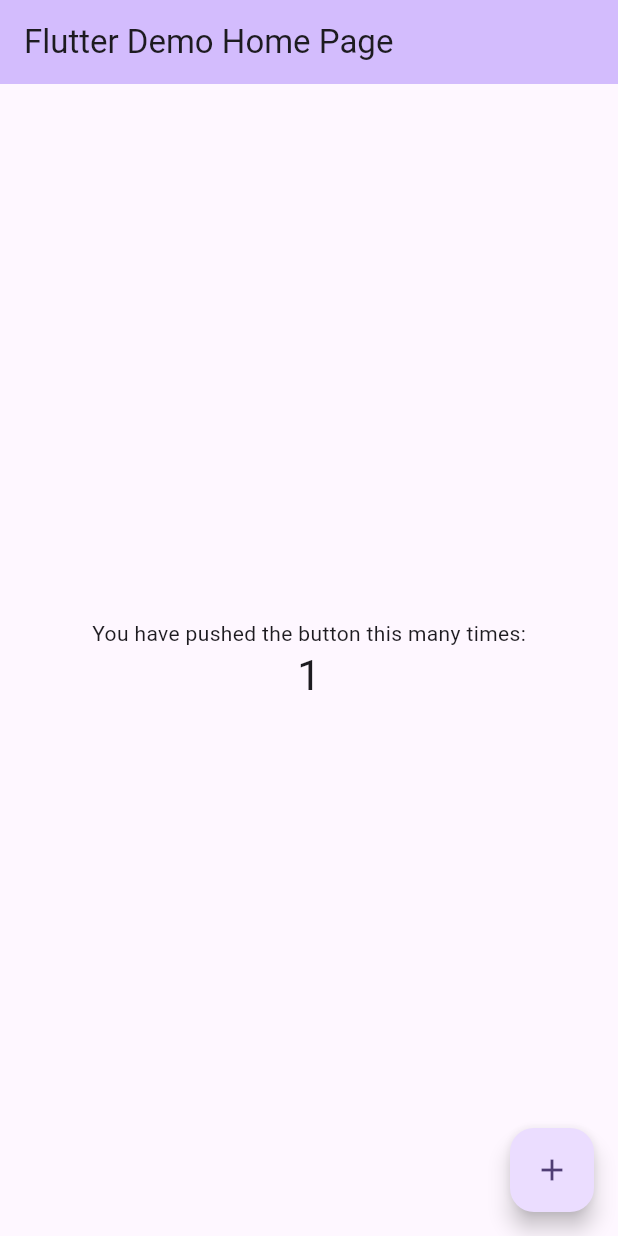
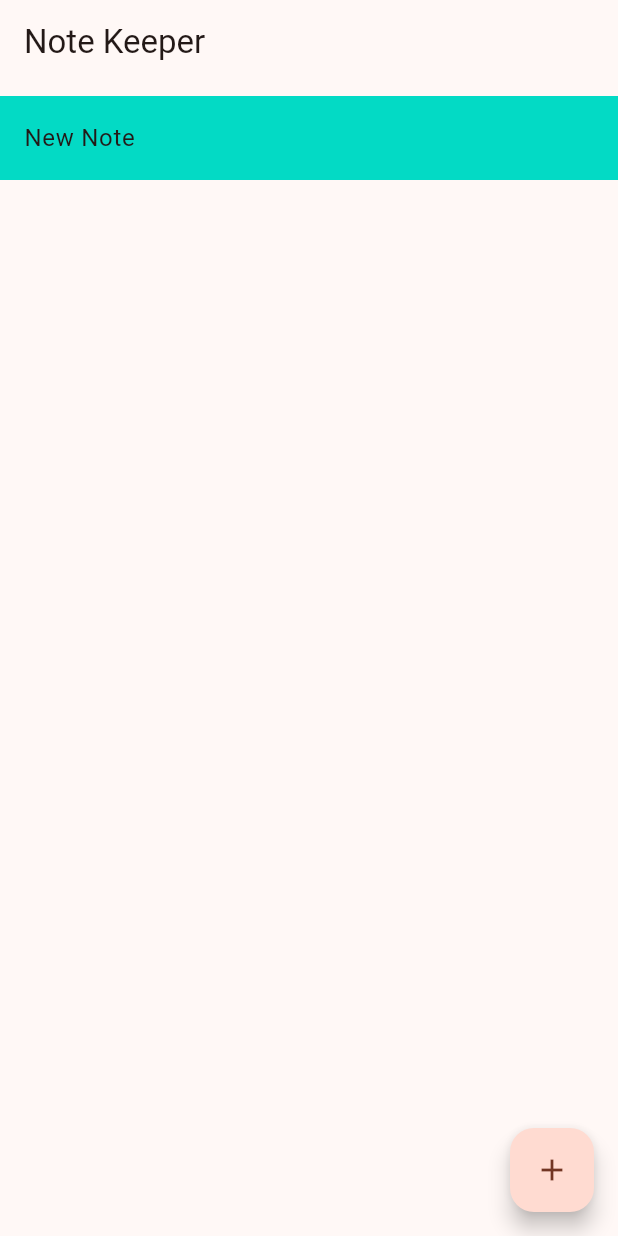
Before and after one commit to diggers-lab/flutter_interview_test, a Flutter app: the screen it shows after launch, after a tap on the "add" icon, on a phone screen of 412 x 824 dp. Run offline on Flutter 3.47's test engine with Material 2 defaults, Android fonts, the phone set to English and light mode, and no system bars.

Commit message:
Created interview app

```diff
--- a/lib/main.dart
+++ b/lib/main.dart
@@ -1,125 +1,6 @@
 import 'package:flutter/material.dart';
+import 'package:flutter_interview_test/presentation/my_app.dart';
 
 void main() {
   runApp(const MyApp());
 }
-
-class MyApp extends StatelessWidget {
-  const MyApp({super.key});
-
-  // This widget is the root of your application.
-  @override
-  Widget build(BuildContext context) {
-    return MaterialApp(
-      title: 'Flutter Demo',
-      theme: ThemeData(
-        // This is the theme of your application.
-        //
-        // TRY THIS: Try running your application with "flutter run". You'll see
-        // the application has a blue toolbar. Then, without quitting the app,
-        // try changing the seedColor in the colorScheme below to Colors.green
-        // and then invoke "hot reload" (save your changes or press the "hot
-        // reload" button in a Flutter-supported IDE, or press "r" if you used
-        // the command line to start the app).
-        //
-        // Notice that the counter didn't reset back to zero; the application
-        // state is not lost during the reload. To reset the state, use hot
-        // restart instead.
-        //
-        // This works for code too, not just values: Most code changes can be
-        // tested with just a hot reload.
-        colorScheme: ColorScheme.fromSeed(seedColor: Colors.deepPurple),
-        useMaterial3: true,
-      ),
-      home: const MyHomePage(title: 'Flutter Demo Home Page'),
-    );
-  }
-}
-
-class MyHomePage extends StatefulWidget {
-  const MyHomePage({super.key, required this.title});
-
-  // This widget is the home page of your application. It is stateful, meaning
-  // that it has a State object (defined below) that contains fields that affect
-  // how it looks.
-
-  // This class is the configuration for the state. It holds the values (in this
-  // case the title) provided by the parent (in this case the App widget) and
-  // used by the build method of the State. Fields in a Widget subclass are
-  // always marked "final".
-
-  final String title;
-
-  @override
-  State<MyHomePage> createState() => _MyHomePageState();
-}
-
-class _MyHomePageState extends State<MyHomePage> {
-  int _counter = 0;
-
-  void _incrementCounter() {
-    setState(() {
-      // This call to setState tells the Flutter framework that something has
-      // changed in this State, which causes it to rerun the build method below
-      // so that the display can reflect the updated values. If we changed
-      // _counter without calling setState(), then the build method would not be
-      // called again, and so nothing would appear to happen.
-      _counter++;
-    });
-  }
-
-  @override
-  Widget build(BuildContext context) {
-    // This method is rerun every time setState is called, for instance as done
-    // by the _incrementCounter method above.
-    //
-    // The Flutter framework has been optimized to make rerunning build methods
-    // fast, so that you can just rebuild anything that needs updating rather
-    // than having to individually change instances of widgets.
-    return Scaffold(
-      appBar: AppBar(
-        // TRY THIS: Try changing the color here to a specific color (to
-        // Colors.amber, perhaps?) and trigger a hot reload to see the AppBar
-        // change color while the other colors stay the same.
-        backgroundColor: Theme.of(context).colorScheme.inversePrimary,
-        // Here we take the value from the MyHomePage object that was created by
-        // the App.build method, and use it to set our appbar title.
-        title: Text(widget.title),
-      ),
-      body: Center(
-        // Center is a layout widget. It takes a single child and positions it
-        // in the middle of the parent.
-        child: Column(
-          // Column is also a layout widget. It takes a list of children and
-          // arranges them vertically. By default, it sizes itself to fit its
-          // children horizontally, and tries to be as tall as its parent.
-          //
-          // Column has various properties to control how it sizes itself and
-          // how it positions its children. Here we use mainAxisAlignment to
-          // center the children vertically; the main axis here is the vertical
-          // axis because Columns are vertical (the cross axis would be
-          // horizontal).
-          //
-          // TRY THIS: Invoke "debug painting" (choose the "Toggle Debug Paint"
-          // action in the IDE, or press "p" in the console), to see the
-          // wireframe for each widget.
-          mainAxisAlignment: MainAxisAlignment.center,
-          children: <Widget>[
-            const Text(
-              'You have pushed the button this many times:',
-            ),
-            Text(
-              '$_counter',
-              style: Theme.of(context).textTheme.headlineMedium,
-            ),
-          ],
-        ),
-      ),
-      floatingActionButton: FloatingActionButton(
-        onPressed: _incrementCounter,
-        tooltip: 'Increment',
-        child: const Icon(Icons.add),
-      ), // This trailing comma makes auto-formatting nicer for build methods.
-    );
-  }
-}
--- /dev/null
+++ b/lib/presentation/core/configs/config.dart
@@ -0,0 +1,24 @@
+import 'dart:ui';
+
+import 'package:flutter/material.dart';
+
+class Config {
+  static final colors = AppColors();
+  static final strings = AppStrings();
+  static final icons = AppIcons();
+}
+
+class AppColors {
+  final primary = const Color(0xFF6200EE);
+  final primaryVariant = const Color(0xFF3700B3);
+  final secondary = const Color(0xFF03DAC5);
+  final secondaryVariant = const Color(0xFF018786);
+}
+
+class AppStrings {
+  final appName = 'Note Keeper';
+}
+
+class AppIcons {
+  final add = const Icon(Icons.add);
+}
--- /dev/null
+++ b/lib/presentation/home/pages/home_page.dart
@@ -0,0 +1,73 @@
+import 'package:flutter/material.dart';
+import 'package:flutter_interview_test/presentation/core/configs/config.dart';
+import 'package:flutter_interview_test/presentation/detail/pages/detail_page.dart';
+
+class MyHomePage extends StatefulWidget {
+  @override
+  _MyHomePageState createState() => _MyHomePageState();
+}
+
+class Note {
+  final String note;
+  final String creationDate;
+  final String lastUpdateDate;
+
+  Note({
+    required this.note,
+    required this.creationDate,
+    required this.lastUpdateDate,
+  });
+}
+
+class _MyHomePageState extends State<MyHomePage> {
+  List<Note> notes = [];
+  final int _maxNotes = 10;
+
+  void _addNote(String note) {
+    setState(() {
+      notes.add(
+        Note(
+            note: "New Note",
+            creationDate: DateTime.now().toString(),
+            lastUpdateDate: DateTime.now().toString()),
+      );
+    });
+  }
+
+  @override
+  Widget build(BuildContext context) {
+    return Scaffold(
+      appBar: AppBar(
+        title: Text(Config.strings.appName),
+      ),
+      body: ListView.builder(
+        itemCount: notes.length,
+        itemBuilder: (context, index) {
+          return Padding(
+            padding: const EdgeInsets.symmetric(vertical: 8),
+            child: ListTile(
+              title: Text(notes[index].note),
+              tileColor: Config.colors.secondary,
+              onTap: () => Navigator.of(context).push(
+                MaterialPageRoute(
+                  builder: (context) => DetailPage(
+                    note: notes[index].note,
+                    creationDate: DateTime.now().toString(),
+                    lastUpdateDate: DateTime.now().toString(),
+                  ),
+                ),
+              ),
+            ),
+          );
+        },
+      ),
+      floatingActionButton: FloatingActionButton(
+        onPressed: () {
+          _addNote('New Note');
+        },
+        tooltip: 'Add Note',
+        child: const Icon(Icons.add),
+      ),
+    );
+  }
+}
--- /dev/null
+++ b/lib/presentation/my_app.dart
@@ -0,0 +1,18 @@
+import 'package:flutter/material.dart';
+import 'package:flutter_interview_test/presentation/home/pages/home_page.dart';
+
+class MyApp extends StatelessWidget {
+  const MyApp({super.key});
+
+  @override
+  Widget build(BuildContext context) {
+    return MaterialApp(
+      title: 'Note Keeper',
+      theme: ThemeData(
+        colorScheme: ColorScheme.fromSeed(seedColor: Colors.deepOrange),
+        useMaterial3: true,
+      ),
+      home: MyHomePage(),
+    );
+  }
+}
```
Also changed, not shown: lib/presentation/detail/pages/detail_page.dart (added, +80 -0 lines), lib/presentation/core/theme.dart (added), 1 other file.
